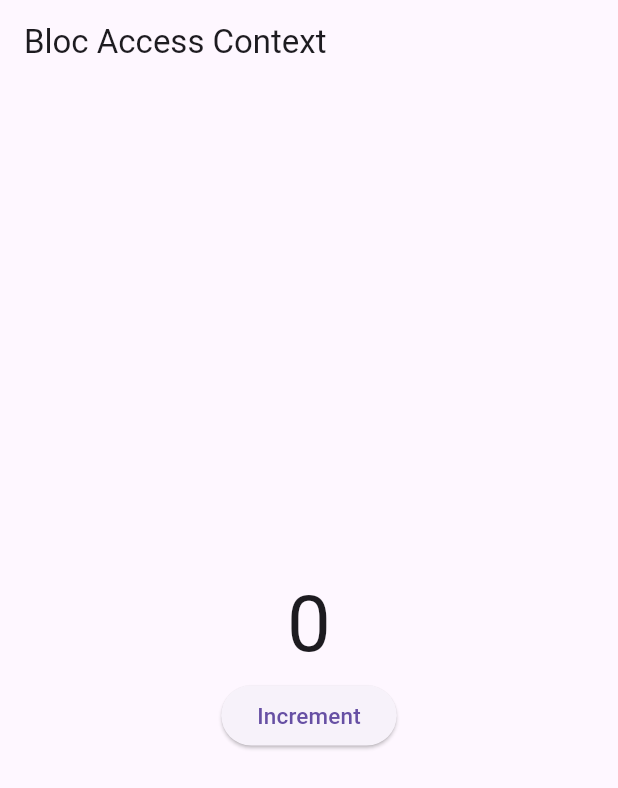
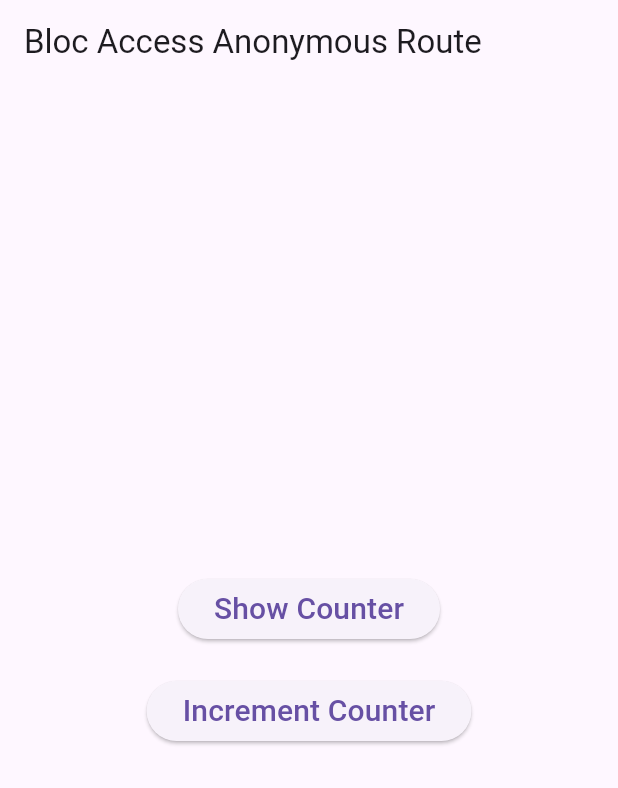
Before and after one commit to Sandeepsunil01/state-management-bloc, a Flutter app: the screen it shows after launch, on a phone screen of 412 x 824 dp. Shown: the top 788 px of the screen. Run offline on Flutter 3.47's test engine with Material 2 defaults, Android fonts, the phone set to English and light mode, and no system bars; our stand-ins replace equatable, flutter_bloc.

Commit message:
Cubit Access Anonynmous routes

```diff
--- /dev/null
+++ b/lib/bloc_access_routes/bloc_access_anonymous_route/anonymous_route_counter/anonymous_route_counter_cubit.dart
@@ -0,0 +1,12 @@
+import 'package:equatable/equatable.dart';
+import 'package:flutter_bloc/flutter_bloc.dart';
+
+part 'anonymous_route_counter_state.dart';
+
+class AnonymousRouteCounterCubit extends Cubit<AnonymousRouteCounterState> {
+  AnonymousRouteCounterCubit() : super(AnonymousRouteCounterState.initial());
+
+  void increament() {
+    emit(state.copyWith(counter: state.counter + 1));
+  }
+}
--- /dev/null
+++ b/lib/bloc_access_routes/bloc_access_anonymous_route/anonymous_route_counter/anonymous_route_counter_state.dart
@@ -0,0 +1,27 @@
+// ignore_for_file: public_member_api_docs, sort_constructors_first
+part of 'anonymous_route_counter_cubit.dart';
+
+class AnonymousRouteCounterState extends Equatable {
+  final int counter;
+  const AnonymousRouteCounterState({
+    required this.counter,
+  });
+
+  factory AnonymousRouteCounterState.initial() {
+    return const AnonymousRouteCounterState(counter: 0);
+  }
+
+  @override
+  List<Object> get props => [counter];
+
+  @override
+  bool get stringify => true;
+
+  AnonymousRouteCounterState copyWith({
+    int? counter,
+  }) {
+    return AnonymousRouteCounterState(
+      counter: counter ?? this.counter,
+    );
+  }
+}
--- /dev/null
+++ b/lib/bloc_access_routes/bloc_access_anonymous_route/bloc_access_anonymous_route.dart
@@ -0,0 +1,71 @@
+import 'package:flutter/material.dart';
+import 'package:flutter_bloc/flutter_bloc.dart';
+
+import 'anonymous_route_counter/anonymous_route_counter_cubit.dart';
+import 'show_counter.dart';
+
+class BlocAccessAnonymousRoute extends StatelessWidget {
+  const BlocAccessAnonymousRoute({super.key});
+
+  @override
+  Widget build(BuildContext context) {
+    return MaterialApp(
+      title: "Bloc Access Routes",
+      debugShowCheckedModeBanner: false,
+      theme: ThemeData(
+        useMaterial3: true,
+      ),
+      home: BlocProvider<AnonymousRouteCounterCubit>(
+        create: (context) => AnonymousRouteCounterCubit(),
+        child: const BlocAccessAnonymousRoutePage(),
+      ),
+    );
+  }
+}
+
+class BlocAccessAnonymousRoutePage extends StatelessWidget {
+  const BlocAccessAnonymousRoutePage({super.key});
+
+  @override
+  Widget build(BuildContext context) {
+    return Scaffold(
+      appBar: AppBar(
+        title: const Text("Bloc Access Anonymous Route"),
+      ),
+      body: Center(
+        child: Column(
+          mainAxisAlignment: MainAxisAlignment.center,
+          children: [
+            ElevatedButton(
+              onPressed: () {
+                Navigator.push(
+                  context,
+                  MaterialPageRoute(
+                    builder: (conterContext) => BlocProvider.value(
+                      value: context.read<AnonymousRouteCounterCubit>(),
+                      child: ShowCounter(),
+                    ),
+                  ),
+                );
+              },
+              child: const Text(
+                "Show Counter",
+                style: TextStyle(fontSize: 20),
+              ),
+            ),
+            const SizedBox(height: 20),
+            ElevatedButton(
+                onPressed: () {
+                  BlocProvider.of<AnonymousRouteCounterCubit>(context)
+                      .increament();
+                },
+                child: const Text(
+                  "Increment Counter",
+                  style: TextStyle(fontSize: 20),
+                ))
+          ],
+        ),
+      ),
+    );
+  }
+}
```
Also changed, not shown: lib/bloc_access_routes/bloc_access_anonymous_route/show_counter.dart (added, +28 -0 lines), lib/main.dart (+6 -3 lines).
